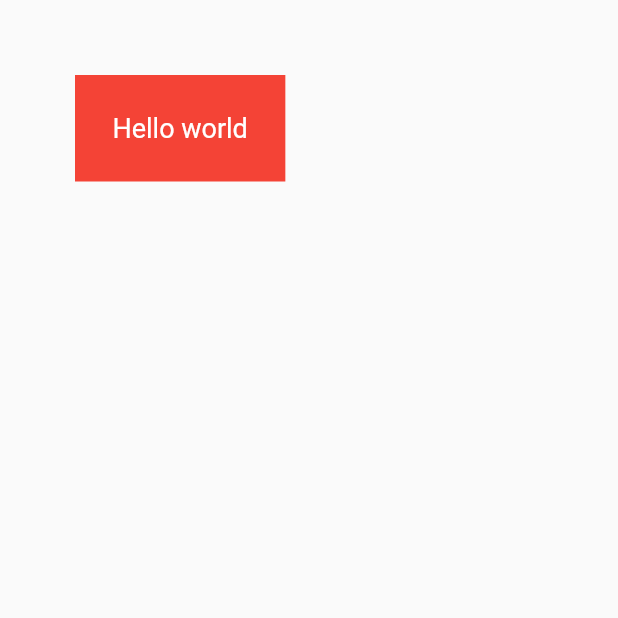
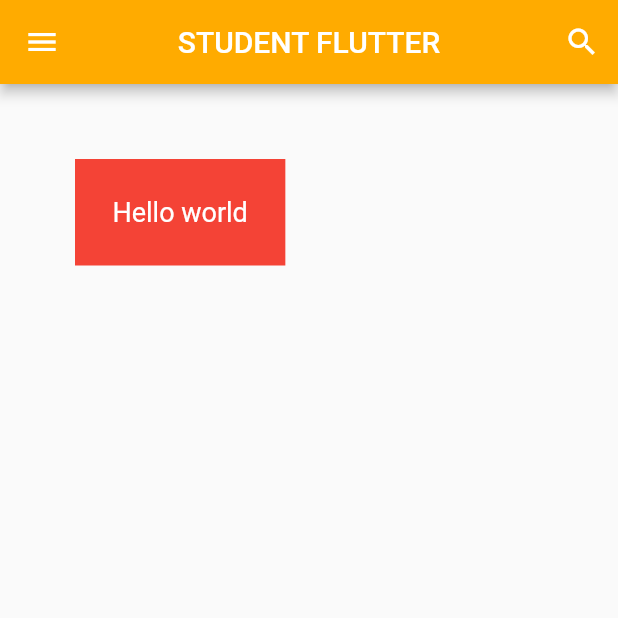
Before and after one commit to wwwleathcom/studentflutter, a Flutter app: the screen it shows after launch, on a phone screen of 412 x 824 dp, the top half of it. Run offline on Flutter 3.47's test engine with Material 2 defaults, Android fonts, the phone set to English and light mode, and no system bars.

Commit message:
write some try code

```diff
--- a/lib/main.dart
+++ b/lib/main.dart
@@ -14,14 +14,13 @@ class MyApp extends StatelessWidget {
       theme: ThemeData(
         primarySwatch: Colors.blue,
       ),
-      home: const MyHomePage(title: 'Flutter student Home Page'),
+      home: const MyHomePage(),
     );
   }
 }
 
 class MyHomePage extends StatefulWidget {
-  const MyHomePage({super.key, required this.title});
-  final String title;
+  const MyHomePage({super.key});
   @override
   State<MyHomePage> createState() => _MyHomePageState();
 }
@@ -30,7 +29,20 @@ class _MyHomePageState extends State<MyHomePage> {
   @override
   Widget build(BuildContext context) {
     return Scaffold(
-      // appBar: AppBar( title: Text(widget.title), ),
+      appBar: AppBar(
+        backgroundColor: Colors.amberAccent.shade700,
+        actions: [
+          IconButton(
+            onPressed: (() {
+              debugPrint('clicked');
+            }),
+            icon: const Icon(Icons.search),
+          )
+        ],
+        elevation: 3.5,
+        centerTitle: true,
+        title: const Text('STUDENT FLUTTER'),
+      ),
       body: Container(
         color: Colors.red,
         padding: const EdgeInsets.all(25),
@@ -40,6 +52,7 @@ class _MyHomePageState extends State<MyHomePage> {
           style: TextStyle(color: Colors.white, fontSize: 18),
         ),
       ),
+      drawer: const Drawer(),
     );
   }
 }
```
